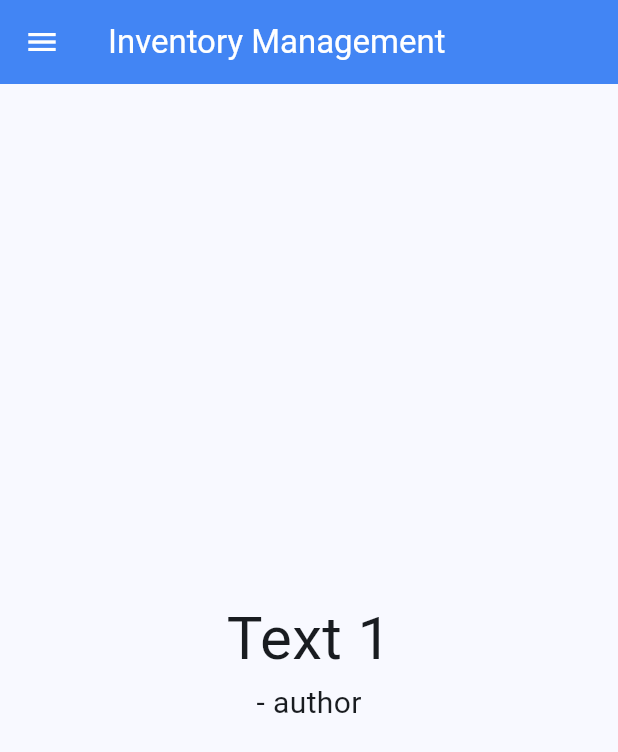
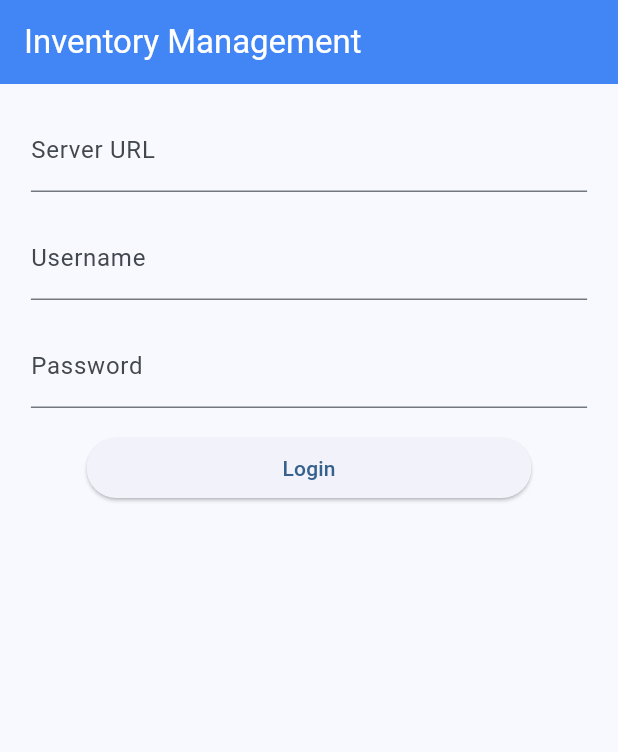
Before and after one commit to adityaraj607/inventory-management, a Flutter app: the screen it shows after launch, on a phone screen of 412 x 824 dp. Shown: the top 752 px of the screen. Run offline on Flutter 3.47's test engine with Material 3 defaults, Android fonts, the phone set to English and light mode, and no system bars.

Commit message:
initial design

```diff
--- a/lib/main.dart
+++ b/lib/main.dart
@@ -1,5 +1,5 @@
 import 'package:flutter/material.dart';
-
+import 'pages/login.dart';
 void main() {
   runApp(const MyApp());
 }
@@ -9,6 +9,8 @@ class MyApp extends StatelessWidget {
   @override
   Widget build(BuildContext context) {
     return MaterialApp(
+      home: const LoginPage(),
+      /*
       debugShowCheckedModeBanner: false,
       title: 'Inventory Management',
         theme: ThemeData(
@@ -22,7 +24,7 @@ class MyApp extends StatelessWidget {
             icon: Icon(Icons.menu),
             color: Color(0xFFFFFFFF),
             tooltip: 'Navigation menu',
-            onPressed: () {} , // null disables the button
+            onPressed: () {} ,
           ),
           backgroundColor: const Color(0xFF4285F4),
           title: Text('Inventory Management',style: TextStyle(color: Color(0xFFFFFFFF)),),
@@ -35,8 +37,15 @@ class MyApp extends StatelessWidget {
                 Text('- author', style: TextStyle(fontSize: 20)),
               ]
           ),
-        )
+        ),
+        floatingActionButton: FloatingActionButton.extended(
+          onPressed: () {},
+          icon: const Icon(Icons.add),
+          label: const Text('Add New Product'),
+          backgroundColor: Colors.green,
+        ),
       ),
+       */
     );
   }
 }
--- /dev/null
+++ b/lib/pages/login.dart
@@ -0,0 +1,64 @@
+import 'package:flutter/material.dart';
+
+class LoginPage extends StatelessWidget {
+  const LoginPage({super.key});
+
+  @override
+  Widget build(BuildContext context) {
+    return MaterialApp(
+      title: 'Inventory Management',
+      theme: ThemeData(
+        colorScheme: ColorScheme.fromSeed(
+            seedColor: Colors.blue
+        ),
+      ),
+      home:  Scaffold(
+        appBar: AppBar(
+          backgroundColor: const Color(0xFF4285F4),
+          title: Text('Inventory Management',style: TextStyle(color: Color(0xFFFFFFFF)),),
+        ),
+        body: Center(child:
+        FractionallySizedBox(
+          widthFactor: 0.9,
+            child : Column(
+              children: [
+                SizedBox(height: 16),
+                TextField(
+                  decoration: InputDecoration(
+                    labelText: 'Server URL',
+                    hintText: 'Enter your server URL',
+                  ),
+                ),
+                SizedBox(height: 16),
+                TextField(
+                  decoration: InputDecoration(
+                    labelText: 'Username',
+                    hintText: 'Enter your username',
+                  ),
+                ),
+                SizedBox(height: 16),
+                TextField(
+                  obscureText: true,
+                  decoration: InputDecoration(
+                    labelText: 'Password',
+                    hintText: 'Enter your password',
+                  ),
+                ),
+                SizedBox(height: 16),
+                FractionallySizedBox(
+                  widthFactor: 0.8,
+                  child: ElevatedButton(
+                    onPressed: () {
+                      // ill do this later
+                    },
+                    child: const Text('Login'),
+                  ),
+                ),
+              ]
+            ),
+          ),
+        ),
+      ),
+    );
+  }
+}
```
